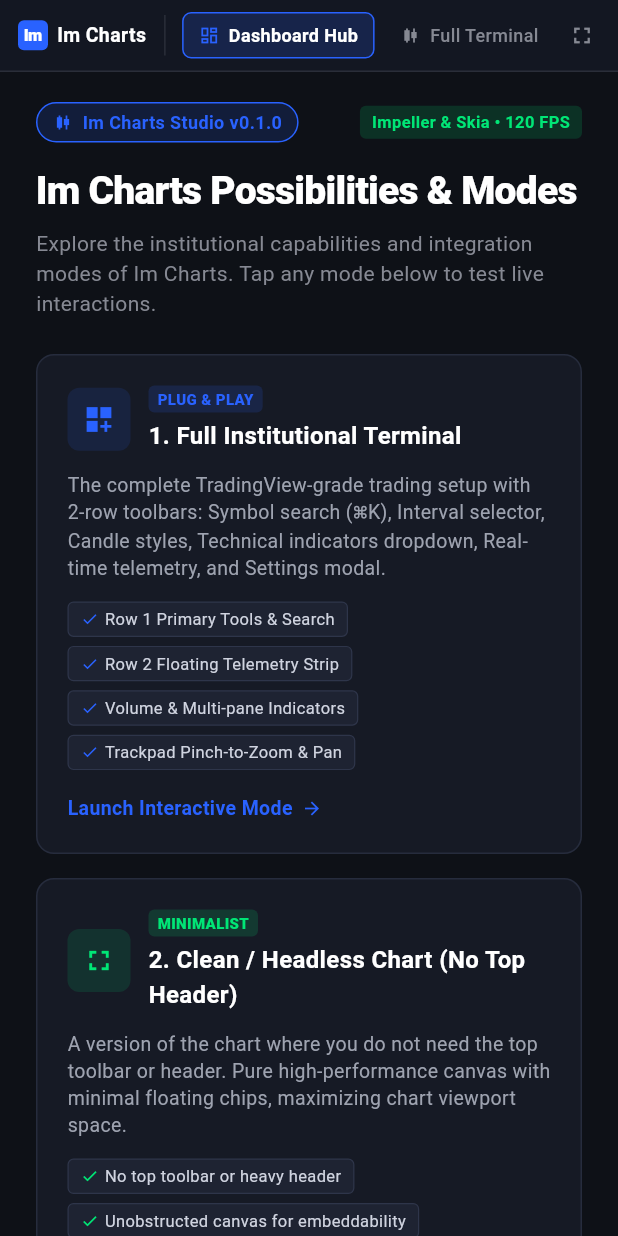
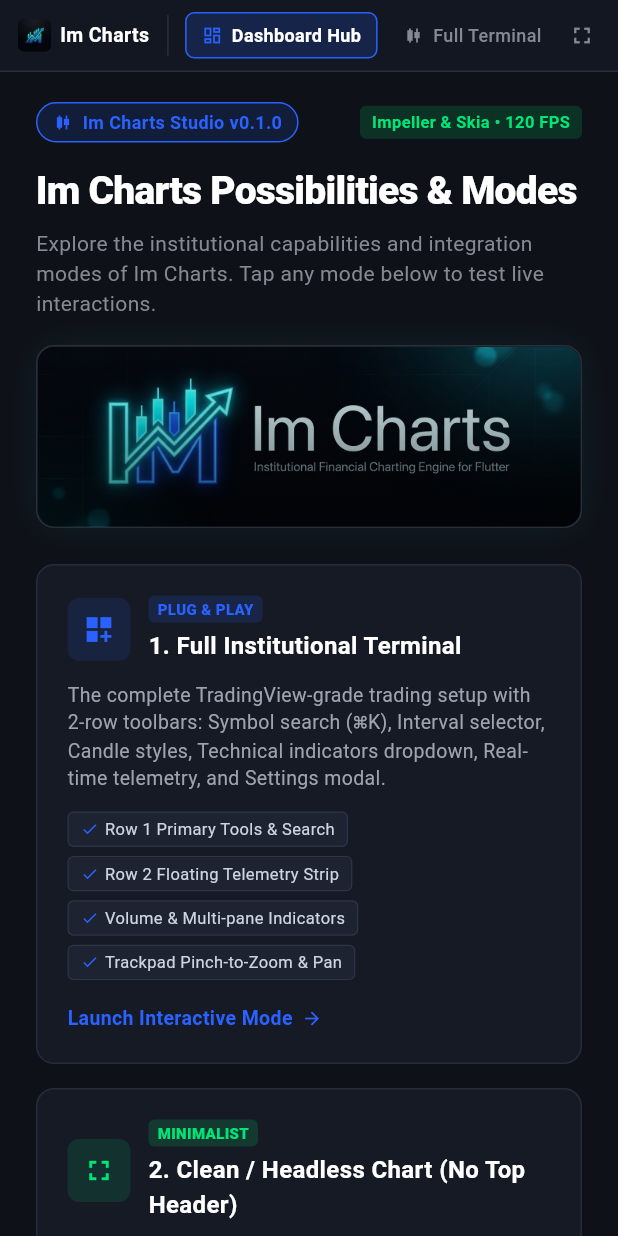
Before and after one commit to LykanImran/im_charts, a Flutter app: the screen it shows after launch, on a phone screen of 412 x 824 dp. Run offline on Flutter 3.47's test engine with Material 3 defaults, Android fonts, the phone set to English and light mode, and no system bars; accounts and stored records are empty.

Commit message:
brand: add elegant brand logo emblem and banner across README, showcase hub, navbar, and web app

```diff
--- a/example/lib/main.dart
+++ b/example/lib/main.dart
@@ -187,23 +187,13 @@ class _ExampleAppState extends State<ExampleApp> {
             child: Row(
               mainAxisSize: MainAxisSize.min,
               children: [
-                Container(
-                  width: 20,
-                  height: 20,
-                  decoration: BoxDecoration(
-                    color: const Color(0xFF2962FF),
-                    borderRadius: BorderRadius.circular(4),
-                  ),
-                  child: const Center(
-                    child: Text(
-                      'Im',
-                      style: TextStyle(
-                        color: Colors.white,
-                        fontSize: 11,
-                        fontWeight: FontWeight.w900,
-                        letterSpacing: -0.5,
-                      ),
-                    ),
+                ClipRRect(
+                  borderRadius: BorderRadius.circular(4),
+                  child: Image.asset(
+                    'assets/im_charts_logo.jpg',
+                    width: 22,
+                    height: 22,
+                    fit: BoxFit.cover,
                   ),
                 ),
                 const SizedBox(width: 6),
--- a/example/lib/screens/showcase_hub.dart
+++ b/example/lib/screens/showcase_hub.dart
@@ -94,7 +94,56 @@ class ShowcaseHubScreen extends StatelessWidget {
                   height: 1.4,
                 ),
               ),
-              const SizedBox(height: 24),
+              const SizedBox(height: 18),
+
+              // Hero Brand Banner
+              Container(
+                margin: const EdgeInsets.only(bottom: 24),
+                decoration: BoxDecoration(
+                  borderRadius: BorderRadius.circular(12),
+                  border: Border.all(color: const Color(0xFF2A2E39), width: 1),
+                  boxShadow: [
+                    BoxShadow(
+                      color: const Color(0xFF00E5FF).withValues(alpha: 0.08),
+                      blurRadius: 20,
+                      spreadRadius: -2,
+                    ),
+                  ],
+                ),
+                child: ClipRRect(
+                  borderRadius: BorderRadius.circular(12),
+                  child: LayoutBuilder(
+                    builder: (context, constraints) {
+                      final h = (constraints.maxWidth * 0.28).clamp(120.0, 240.0);
+                      return SizedBox(
+                        width: double.infinity,
+                        height: h,
+                        child: Stack(
+                          fit: StackFit.expand,
+                          children: [
+                            Image.asset(
+                              'assets/im_charts_banner.jpg',
+                              fit: BoxFit.cover,
+                            ),
+                            Container(
+                              decoration: BoxDecoration(
+                                gradient: LinearGradient(
+                                  begin: Alignment.bottomCenter,
+                                  end: Alignment.topCenter,
+                                  colors: [
+                                    Colors.black.withValues(alpha: 0.6),
+                                    Colors.transparent,
+                                  ],
+                                ),
+                              ),
+                            ),
+                          ],
+                        ),
+                      );
+                    },
+                  ),
+                ),
+              ),
 
               // Grid of Showcase Modes
               LayoutBuilder(
--- a/example/pubspec.yaml
+++ b/example/pubspec.yaml
@@ -19,3 +19,5 @@ dev_dependencies:
 
 flutter:
   uses-material-design: true
+  assets:
+    - assets/
```
Also changed, not shown: doc/assets/im_charts_banner.jpg (added), doc/assets/im_charts_logo.jpg (added), example/assets/im_charts_banner.jpg (added), example/assets/im_charts_logo.jpg (added), 5 other files.
